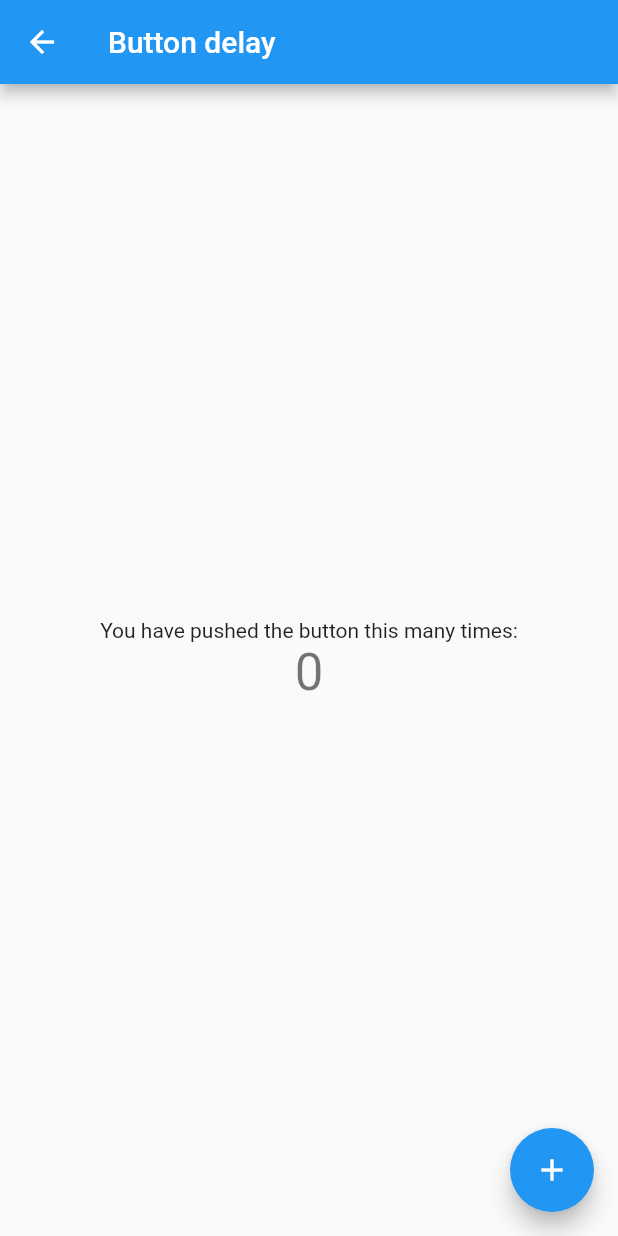
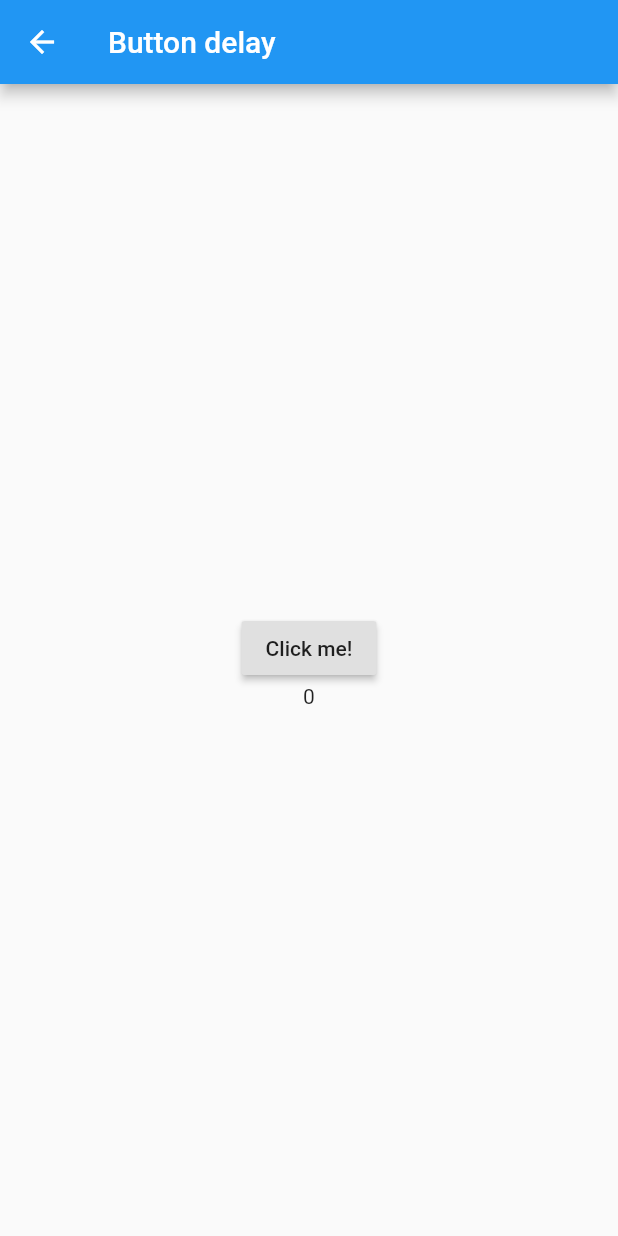
Before and after one commit to jarkkos-crossplatform-comparison-thesis/flutter, a Flutter app: the ButtonDelayScreen screen opened directly, on a phone screen of 412 x 824 dp. Run offline on Flutter 3.47's test engine with Material 2 defaults, Android fonts, the phone set to English and light mode, and no system bars; missing offline and left inert: vibrate.

Commit message:
Make the button delay screen visually similar to others

```diff
--- a/lib/ButtonDelayScreen.dart
+++ b/lib/ButtonDelayScreen.dart
@@ -21,52 +21,22 @@ class _ButtonDelayScreenState extends State<ButtonDelayScreen> {
 
   @override
   Widget build(BuildContext context) {
-    // This method is rerun every time setState is called, for instance as done
-    // by the _incrementCounter method above.
-    //
-    // The Flutter framework has been optimized to make rerunning build methods
-    // fast, so that you can just rebuild anything that needs updating rather
-    // than having to individually change instances of widgets.
-    return new Scaffold(
-      appBar: new AppBar(
-        // Here we take the value from the MyHomePage object that was created by
-        // the App.build method, and use it to set our appbar title.
-        title: new Text("Button delay"),
+    return Scaffold(
+      appBar: AppBar(
+        title: Text("Button delay"),
       ),
-      body: new Center(
-        // Center is a layout widget. It takes a single child and positions it
-        // in the middle of the parent.
-        child: new Column(
-          // Column is also layout widget. It takes a list of children and
-          // arranges them vertically. By default, it sizes itself to fit its
-          // children horizontally, and tries to be as tall as its parent.
-          //
-          // Invoke "debug paint" (press "p" in the console where you ran
-          // "flutter run", or select "Toggle Debug Paint" from the Flutter tool
-          // window in IntelliJ) to see the wireframe for each widget.
-          //
-          // Column has various properties to control how it sizes itself and
-          // how it positions its children. Here we use mainAxisAlignment to
-          // center the children vertically; the main axis here is the vertical
-          // axis because Columns are vertical (the cross axis would be
-          // horizontal).
+      body: Center(
+        child: Column(
           mainAxisAlignment: MainAxisAlignment.center,
           children: <Widget>[
-            new Text(
-              'You have pushed the button this many times:',
+            RaisedButton(
+              onPressed: _incrementCounter,
+              child: Text("Click me!"),
             ),
-            new Text(
-              '$_counter',
-              style: Theme.of(context).textTheme.display1,
-            ),
+            Text('$_counter'),
           ],
         ),
       ),
-      floatingActionButton: new FloatingActionButton(
-        onPressed: _incrementCounter,
-        tooltip: 'Increment',
-        child: new Icon(Icons.add),
-      ), // This trailing comma makes auto-formatting nicer for build methods.
     );
   }
 }
```
